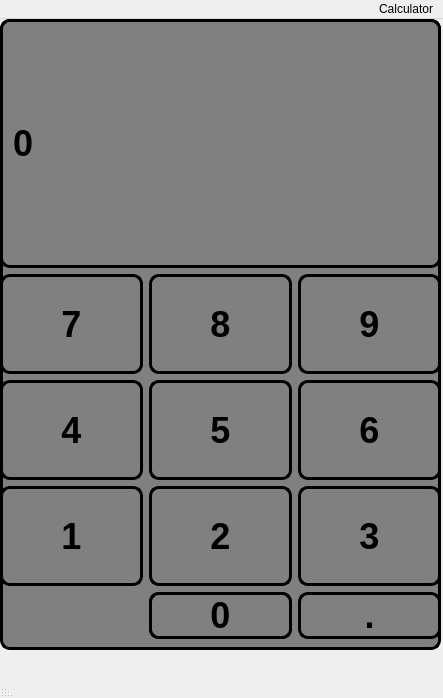
Above: UI/calculator.ui from m1n1tea/forth_semester before the change. Below: the same form after it.
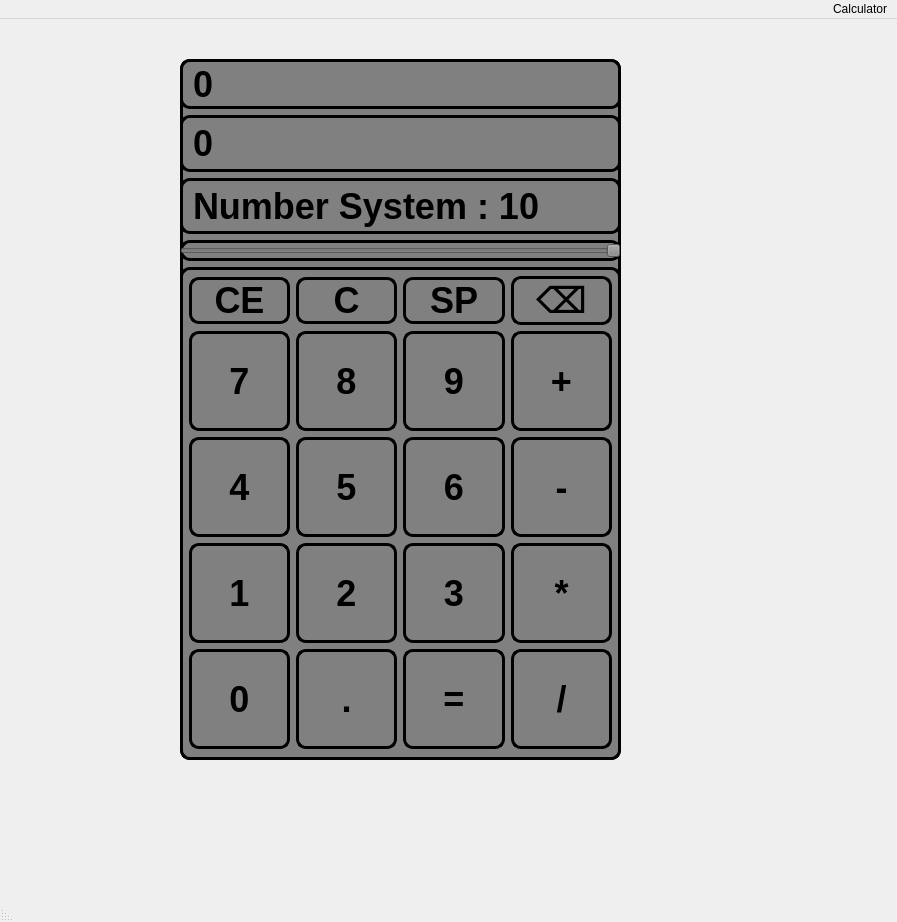
That is the form after the change.

Commit message: functional prototype of calculator ui

Diff of the .ui file:
```diff
--- a/UI/calculator.ui
+++ b/UI/calculator.ui
@@ -6,8 +6,8 @@
    <rect>
     <x>0</x>
     <y>0</y>
-    <width>443</width>
-    <height>698</height>
+    <width>897</width>
+    <height>922</height>
    </rect>
   </property>
   <property name="windowTitle">
@@ -17,21 +17,15 @@
    <enum>Qt::RightToLeft</enum>
   </property>
   <widget class="QWidget" name="centralwidget">
-   <widget class="QWidget" name="gridWidget" native="true">
+   <widget class="QWidget" name="whole_calculator" native="true">
     <property name="geometry">
      <rect>
-      <x>0</x>
-      <y>0</y>
+      <x>180</x>
+      <y>40</y>
       <width>441</width>
-      <height>631</height>
+      <height>701</height>
      </rect>
     </property>
-    <property name="sizePolicy">
-     <sizepolicy hsizetype="Preferred" vsizetype="Preferred">
-      <horstretch>0</horstretch>
-      <verstretch>0</verstretch>
-     </sizepolicy>
-    </property>
     <property name="styleSheet">
      <string notr="true">     background-color: gray;
      border-style: outset;
@@ -40,22 +34,13 @@
      border-color: black;
      font: bold 36px;</string>
     </property>
-    <layout class="QGridLayout" name="buttonLayout">
-     <property name="bottomMargin">
-      <number>11</number>
-     </property>
-     <item row="4" column="1">
-      <widget class="QPushButton" name="pushButton_9">
-       <property name="sizePolicy">
-        <sizepolicy hsizetype="Minimum" vsizetype="Minimum">
-         <horstretch>0</horstretch>
-         <verstretch>0</verstretch>
-        </sizepolicy>
-       </property>
-       <property name="minimumSize">
+    <layout class="QVBoxLayout" name="verticalLayout_2">
+     <item>
+      <widget class="QLabel" name="previous_input">
+       <property name="maximumSize">
         <size>
-         <width>100</width>
-         <height>0</height>
+         <width>16777215</width>
+         <height>50</height>
         </size>
        </property>
        <property name="text">
@@ -63,34 +48,14 @@
        </property>
       </widget>
      </item>
-     <item row="3" column="1">
-      <widget class="QPushButton" name="pushButton_5">
-       <property name="minimumSize">
+     <item>
+      <widget class="QLabel" name="result">
+       <property name="maximumSize">
         <size>
-         <width>100</width>
-         <height>100</height>
+         <width>16777215</width>
+         <height>75</height>
         </size>
        </property>
-       <property name="text">
-        <string>2</string>
-       </property>
-      </widget>
-     </item>
-     <item row="3" column="2">
-      <widget class="QPushButton" name="pushButton_8">
-       <property name="minimumSize">
-        <size>
-         <width>100</width>
-         <height>100</height>
-        </size>
-       </property>
-       <property name="text">
-        <string>1</string>
-       </property>
-      </widget>
-     </item>
-     <item row="0" column="0" colspan="3">
-      <widget class="QLabel" name="commandLine">
        <property name="cursor">
         <cursorShape>IBeamCursor</cursorShape>
        </property>
@@ -105,15 +70,62 @@
        </property>
       </widget>
      </item>
+     <item>
+      <widget class="QLabel" name="label">
+       <property name="text">
+        <string>Number System : 10</string>
+       </property>
+      </widget>
+     </item>
+     <item>
+      <widget class="QSlider" name="horizontalSlider">
+       <property name="orientation">
+        <enum>Qt::Horizontal</enum>
+       </property>
+      </widget>
+     </item>
+     <item>
+      <widget class="QWidget" name="buttons" native="true">
+       <property name="sizePolicy">
+        <sizepolicy hsizetype="Preferred" vsizetype="Preferred">
+         <horstretch>0</horstretch>
+         <verstretch>0</verstretch>
+        </sizepolicy>
+       </property>
+       <property name="styleSheet">
+        <string notr="true"/>
+       </property>
+       <layout class="QGridLayout" name="buttonLayout">
+        <property name="bottomMargin">
+         <number>11</number>
+        </property>
      <item row="4" column="0">
-      <widget class="QPushButton" name="pushButton_10">
+         <widget class="QPushButton" name="pushButton_16">
+          <property name="sizePolicy">
+           <sizepolicy hsizetype="Minimum" vsizetype="Minimum">
+            <horstretch>0</horstretch>
+            <verstretch>0</verstretch>
+           </sizepolicy>
+          </property>
+          <property name="minimumSize">
+           <size>
+            <width>100</width>
+            <height>100</height>
+           </size>
+          </property>
        <property name="text">
-        <string>.</string>
+           <string>*</string>
        </property>
       </widget>
      </item>
-     <item row="2" column="2">
-      <widget class="QPushButton" name="pushButton_7">
+        <item row="4" column="1">
+         <widget class="QPushButton" name="pushButton_3">
+          <property name="sizePolicy">
+           <sizepolicy hsizetype="Minimum" vsizetype="Minimum">
+            <horstretch>0</horstretch>
+            <verstretch>0</verstretch>
+           </sizepolicy>
+          </property>
        <property name="minimumSize">
         <size>
          <width>100</width>
@@ -121,11 +133,30 @@
         </size>
        </property>
        <property name="text">
-        <string>4</string>
+           <string>3</string>
        </property>
       </widget>
      </item>
-     <item row="1" column="2">
+        <item row="3" column="1">
+         <widget class="QPushButton" name="pushButton_2">
+          <property name="sizePolicy">
+           <sizepolicy hsizetype="Minimum" vsizetype="Ignored">
+            <horstretch>0</horstretch>
+            <verstretch>0</verstretch>
+           </sizepolicy>
+          </property>
+          <property name="minimumSize">
+           <size>
+            <width>100</width>
+            <height>100</height>
+           </size>
+          </property>
+          <property name="text">
+           <string>6</string>
+          </property>
+         </widget>
+        </item>
+        <item row="2" column="4">
       <widget class="QPushButton" name="pushButton_6">
        <property name="sizePolicy">
         <sizepolicy hsizetype="Minimum" vsizetype="Maximum">
@@ -144,7 +175,7 @@
        </property>
       </widget>
      </item>
-     <item row="2" column="1">
+        <item row="3" column="3">
       <widget class="QPushButton" name="pushButton">
        <property name="sizePolicy">
         <sizepolicy hsizetype="Minimum" vsizetype="Minimum">
@@ -163,14 +194,8 @@
        </property>
       </widget>
      </item>
-     <item row="2" column="0">
-      <widget class="QPushButton" name="pushButton_2">
-       <property name="sizePolicy">
-        <sizepolicy hsizetype="Minimum" vsizetype="Ignored">
-         <horstretch>0</horstretch>
-         <verstretch>0</verstretch>
-        </sizepolicy>
-       </property>
+        <item row="3" column="4">
+         <widget class="QPushButton" name="pushButton_7">
        <property name="minimumSize">
         <size>
          <width>100</width>
@@ -178,11 +203,11 @@
         </size>
        </property>
        <property name="text">
-        <string>6</string>
+           <string>4</string>
        </property>
       </widget>
      </item>
-     <item row="1" column="1">
+        <item row="2" column="3">
       <widget class="QPushButton" name="pushButton_4">
        <property name="sizePolicy">
         <sizepolicy hsizetype="Minimum" vsizetype="Maximum">
@@ -201,7 +226,7 @@
        </property>
       </widget>
      </item>
-     <item row="1" column="0">
+        <item row="2" column="1">
       <widget class="QPushButton" name="calcButton7">
        <property name="sizePolicy">
         <sizepolicy hsizetype="Minimum" vsizetype="Preferred">
@@ -229,8 +254,117 @@
        </property>
       </widget>
      </item>
+        <item row="0" column="4">
+         <widget class="QPushButton" name="pushButton_12">
+          <property name="text">
+           <string>CE</string>
+          </property>
+         </widget>
+        </item>
+        <item row="0" column="3">
+         <widget class="QPushButton" name="pushButton_13">
+          <property name="text">
+           <string>C</string>
+          </property>
+         </widget>
+        </item>
+        <item row="5" column="1">
+         <widget class="QPushButton" name="pushButton_11">
+          <property name="sizePolicy">
+           <sizepolicy hsizetype="Minimum" vsizetype="Minimum">
+            <horstretch>0</horstretch>
+            <verstretch>0</verstretch>
+           </sizepolicy>
+          </property>
+          <property name="minimumSize">
+           <size>
+            <width>100</width>
+            <height>100</height>
+           </size>
+          </property>
+          <property name="text">
+           <string>=</string>
+          </property>
+         </widget>
+        </item>
+        <item row="5" column="0">
+         <widget class="QPushButton" name="pushButton_17">
+          <property name="sizePolicy">
+           <sizepolicy hsizetype="Minimum" vsizetype="Minimum">
+            <horstretch>0</horstretch>
+            <verstretch>0</verstretch>
+           </sizepolicy>
+          </property>
+          <property name="minimumSize">
+           <size>
+            <width>100</width>
+            <height>100</height>
+           </size>
+          </property>
+          <property name="text">
+           <string>/</string>
+          </property>
+         </widget>
+        </item>
+        <item row="5" column="4">
+         <widget class="QPushButton" name="pushButton_2">
+          <property name="sizePolicy">
+           <sizepolicy hsizetype="Minimum" vsizetype="Minimum">
+            <horstretch>0</horstretch>
+            <verstretch>0</verstretch>
+           </sizepolicy>
+          </property>
+          <property name="minimumSize">
+           <size>
+            <width>100</width>
+            <height>0</height>
+           </size>
+          </property>
+          <property name="text">
+           <string>0</string>
+          </property>
+         </widget>
+        </item>
+        <item row="2" column="0">
+         <widget class="QPushButton" name="pushButton_9">
+          <property name="sizePolicy">
+           <sizepolicy hsizetype="Minimum" vsizetype="Minimum">
+            <horstretch>0</horstretch>
+            <verstretch>0</verstretch>
+           </sizepolicy>
+          </property>
+          <property name="minimumSize">
+           <size>
+            <width>100</width>
+            <height>100</height>
+           </size>
+          </property>
+          <property name="text">
+           <string>+</string>
+          </property>
+         </widget>
+        </item>
+        <item row="5" column="3">
+         <widget class="QPushButton" name="pushButton_10">
+          <property name="sizePolicy">
+           <sizepolicy hsizetype="Minimum" vsizetype="Minimum">
+            <horstretch>0</horstretch>
+            <verstretch>0</verstretch>
+           </sizepolicy>
+          </property>
+          <property name="minimumSize">
+           <size>
+            <width>100</width>
+            <height>100</height>
+           </size>
+          </property>
+          <property name="text">
+           <string>.</string>
+          </property>
+         </widget>
+        </item>
      <item row="3" column="0">
-      <widget class="QPushButton" name="pushButton_3">
+         <widget class="QPushButton" name="pushButton_15">
        <property name="sizePolicy">
         <sizepolicy hsizetype="Minimum" vsizetype="Minimum">
          <horstretch>0</horstretch>
@@ -244,27 +378,57 @@
         </size>
        </property>
        <property name="text">
-        <string>3</string>
+           <string>-</string>
        </property>
       </widget>
      </item>
-     <item row="4" column="1">
-      <widget class="QPushButton" name="pushButton_2">
-       <property name="sizePolicy">
-        <sizepolicy hsizetype="Minimum" vsizetype="Minimum">
-         <horstretch>0</horstretch>
-         <verstretch>0</verstretch>
-        </sizepolicy>
-       </property>
+        <item row="4" column="3">
+         <widget class="QPushButton" name="pushButton_5">
+          <property name="minimumSize">
+           <size>
+            <width>100</width>
+            <height>100</height>
+           </size>
+          </property>
+          <property name="text">
+           <string>2</string>
+          </property>
+         </widget>
+        </item>
+        <item row="4" column="4">
+         <widget class="QPushButton" name="pushButton_8">
        <property name="minimumSize">
         <size>
          <width>100</width>
-         <height>0</height>
+            <height>100</height>
         </size>
        </property>
        <property name="text">
-        <string>0</string>
-       </property>
+           <string>1</string>
+          </property>
+         </widget>
+        </item>
+        <item row="0" column="0">
+         <widget class="QPushButton" name="pushButton_14">
+          <property name="maximumSize">
+           <size>
+            <width>16777215</width>
+            <height>49</height>
+           </size>
+          </property>
+          <property name="text">
+           <string>⌫</string>
+          </property>
+         </widget>
+        </item>
+        <item row="0" column="1">
+         <widget class="QPushButton" name="pushButton_18">
+          <property name="text">
+           <string>SP</string>
+          </property>
+         </widget>
+        </item>
+       </layout>
       </widget>
      </item>
     </layout>
@@ -275,7 +439,7 @@
     <rect>
      <x>0</x>
      <y>0</y>
-     <width>443</width>
+     <width>897</width>
      <height>26</height>
     </rect>
    </property>
```
Lines whose indentation alone changed are shown as unchanged.
